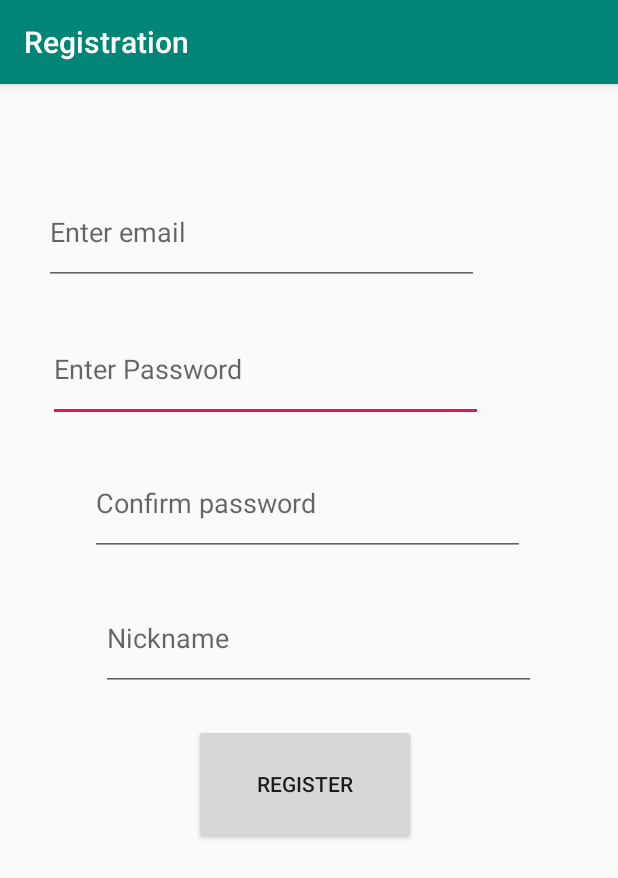
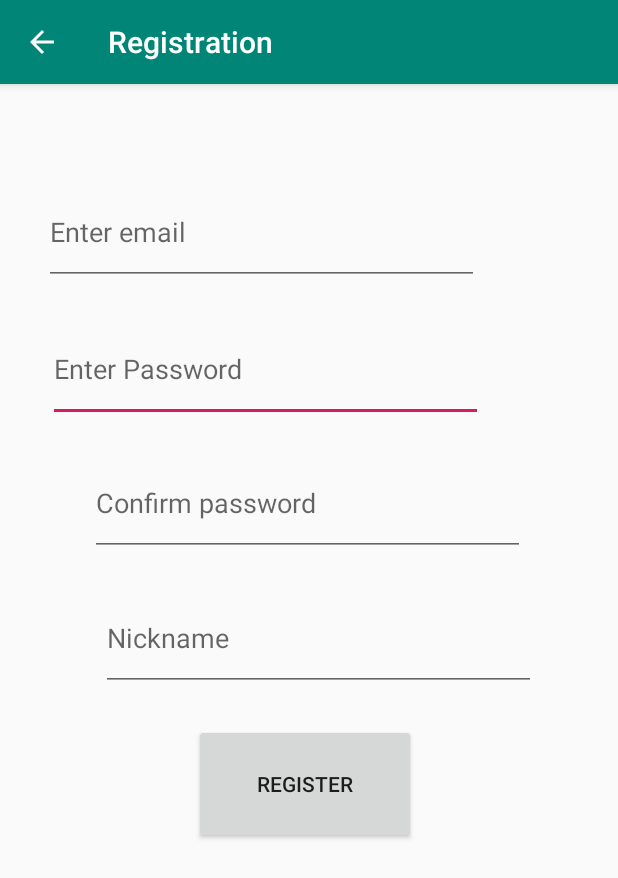
Before and after one commit to transmission-project/y2-project, an Android app: the screen it shows after launch (RegistrationActivity), after a tap on "REGISTER", on a phone screen of 412 x 824 dp. Shown: the top 878 px of the screen. Run offline under Robolectric (Android 15) with nearby library versions, the light colour scheme and no system bars; our stand-ins replace Firebase (no records; nobody signed in at launch, a user with empty details on screens opened directly); 1 other tap on this screen came first.

Commit message:
back button

```diff
--- a/android/app/src/main/AndroidManifest.xml
+++ b/android/app/src/main/AndroidManifest.xml
@@ -23,7 +23,9 @@
         </activity>
         <activity
             android:name=".RegistrationActivity"
-            android:label="@string/title_activity_register">
+            android:label="@string/title_activity_register"
+            android:parentActivityName=".ui.login.LoginActivity">
+
             <intent-filter>
                 <category android:name="android.intent.category.LAUNCHER" />
             </intent-filter>
--- a/android/app/src/main/java/com/example/huntertalk/RegistrationActivity.java
+++ b/android/app/src/main/java/com/example/huntertalk/RegistrationActivity.java
@@ -5,6 +5,7 @@ import android.content.Intent;
 import android.os.Bundle;
 import android.support.annotation.NonNull;
 
+import android.support.v7.app.ActionBar;
 import android.support.v7.app.AppCompatActivity;
 
 import android.text.Editable;
@@ -33,6 +34,11 @@ public class RegistrationActivity extends AppCompatActivity {
     protected void onCreate(Bundle savedInstanceState) {
         super.onCreate(savedInstanceState);
         setContentView(R.layout.content_registation);
+
+        ActionBar actionBar = getSupportActionBar();
+        actionBar.setTitle("Registration");
+
+
 
         //Get Firebase auth instance
         auth = FirebaseAuth.getInstance();
@@ -105,6 +111,8 @@ public class RegistrationActivity extends AppCompatActivity {
         });
     }
 
+
+
     @Override
     protected void onResume() {
         super.onResume();
--- a/android/app/src/main/java/com/example/huntertalk/ui/login/LoginActivity.java
+++ b/android/app/src/main/java/com/example/huntertalk/ui/login/LoginActivity.java
@@ -4,6 +4,7 @@ import android.content.Intent;
 import android.os.Bundle;
 import android.support.annotation.NonNull;
 import android.support.annotation.StringRes;
+import android.support.v7.app.ActionBar;
 import android.support.v7.app.AppCompatActivity;
 import android.util.Log;
 import android.util.Patterns;
@@ -39,6 +40,8 @@ public class LoginActivity extends AppCompatActivity {
 
         super.onCreate(savedInstanceState);
         setContentView(R.layout.activity_login);
+        ActionBar actionBar = getSupportActionBar();
+        actionBar.setTitle("Sign in");
         loginButton = findViewById(R.id.login);
         loginButton.setEnabled(true);
         mAuth = FirebaseAuth.getInstance();
@@ -142,8 +145,8 @@ public class LoginActivity extends AppCompatActivity {
     public void onStart() {
         super.onStart();
         // Check if user is signed in (non-null) and update UI accordingly.
-        FirebaseUser currentUser = mAuth.getCurrentUser();
-       // FirebaseUser currentUser = null;  Uncomment this to get to not remember login.
+       // FirebaseUser currentUser = mAuth.getCurrentUser();
+        FirebaseUser currentUser = null;  //Uncomment this to get to not remember login.
 
         if (currentUser!=null){
             moveToMainActivity();
@@ -171,4 +174,5 @@ public class LoginActivity extends AppCompatActivity {
     }
 
 
+
 }
--- a/android/app/src/main/res/layout/activity_registation.xml
+++ b/android/app/src/main/res/layout/activity_registation.xml
@@ -22,6 +22,8 @@
 
     <include layout="@layout/content_registation" />
 
+    ActionBar actionBar = getActionBar();
+    actionBar.setDisplayHomeAsUpEnabled(true);
 
 
 </android.support.design.widget.CoordinatorLayout>
```
